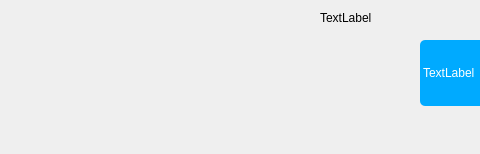
This is mymsgitem.ui in hellightning/QTencentClient as Qt 5 draws it before an edit; both pictures show x 0 to 480 and y 0 to 154 of the 700 by 154 pixel window. The edited form follows.
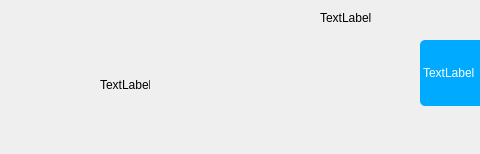
This is the edited form.

What changed in the file:
```diff
--- a/mymsgitem.ui
+++ b/mymsgitem.ui
@@ -79,6 +79,19 @@
     <string>TextLabel</string>
    </property>
   </widget>
+  <widget class="QLabel" name="msgIcon">
+   <property name="geometry">
+    <rect>
+     <x>100</x>
+     <y>60</y>
+     <width>50</width>
+     <height>50</height>
+    </rect>
+   </property>
+   <property name="text">
+    <string>TextLabel</string>
+   </property>
+  </widget>
  </widget>
  <resources/>
  <connections/>
```
